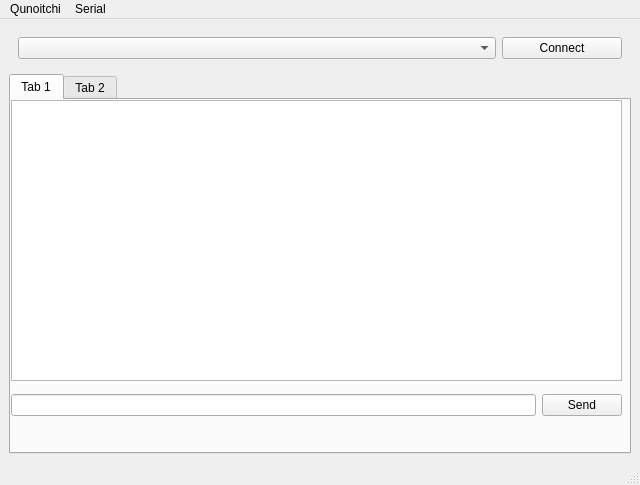
Above: utils/kunoitch/UI/mainWindow.ui from gbox3d/fireBolt before the change. Below: the same form after it.
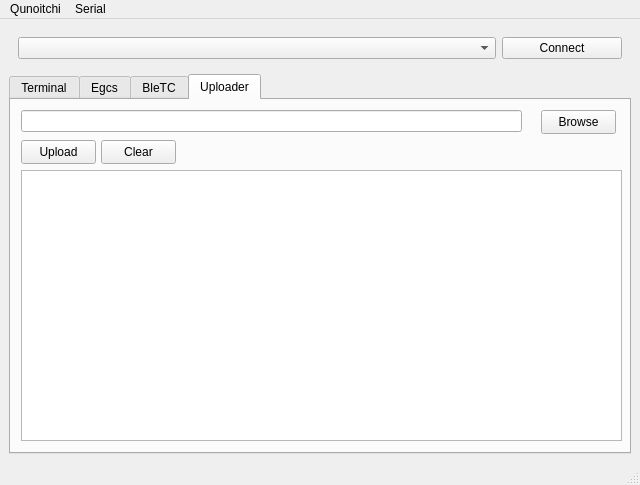
That is the form after the change. The open tabs and pages were chosen to show the change.

Patch:
```diff
--- a/utils/kunoitch/UI/mainWindow.ui
+++ b/utils/kunoitch/UI/mainWindow.ui
@@ -56,7 +56,7 @@
         </size>
        </property>
        <attribute name="title">
-        <string>Tab 1</string>
+        <string>Terminal</string>
        </attribute>
        <widget class="QTextEdit" name="teRecvData">
         <property name="geometry">
@@ -93,9 +93,14 @@
       </widget>
       <widget class="QWidget" name="tab_2">
        <attribute name="title">
-        <string>Tab 2</string>
+        <string>Egcs</string>
        </attribute>
-       <widget class="QPushButton" name="pushButton_2">
+      </widget>
+      <widget class="QWidget" name="tabBleTC">
+       <attribute name="title">
+        <string>BleTC</string>
+       </attribute>
+       <widget class="QPushButton" name="btnBleTCSave">
         <property name="geometry">
          <rect>
           <x>50</x>
@@ -105,7 +110,110 @@
          </rect>
         </property>
         <property name="text">
-         <string>PushButton</string>
+         <string>Save</string>
+        </property>
+       </widget>
+       <widget class="QLineEdit" name="leBleTC_debounceDelay">
+        <property name="geometry">
+         <rect>
+          <x>100</x>
+          <y>30</y>
+          <width>113</width>
+          <height>22</height>
+         </rect>
+        </property>
+       </widget>
+       <widget class="QLabel" name="label">
+        <property name="geometry">
+         <rect>
+          <x>20</x>
+          <y>30</y>
+          <width>61</width>
+          <height>21</height>
+         </rect>
+        </property>
+        <property name="text">
+         <string>debounce</string>
+        </property>
+       </widget>
+       <widget class="QPushButton" name="btnBleTCLoad">
+        <property name="geometry">
+         <rect>
+          <x>510</x>
+          <y>290</y>
+          <width>75</width>
+          <height>24</height>
+         </rect>
+        </property>
+        <property name="text">
+         <string>Load</string>
+        </property>
+       </widget>
+      </widget>
+      <widget class="QWidget" name="tabFWUploader">
+       <attribute name="title">
+        <string>Uploader</string>
+       </attribute>
+       <widget class="QPushButton" name="btnFWUpload">
+        <property name="geometry">
+         <rect>
+          <x>10</x>
+          <y>40</y>
+          <width>75</width>
+          <height>24</height>
+         </rect>
+        </property>
+        <property name="text">
+         <string>Upload</string>
+        </property>
+       </widget>
+       <widget class="QLineEdit" name="lineEdit">
+        <property name="geometry">
+         <rect>
+          <x>10</x>
+          <y>10</y>
+          <width>501</width>
+          <height>22</height>
+         </rect>
+        </property>
+       </widget>
+       <widget class="QPushButton" name="btnFindFWFile">
+        <property name="geometry">
+         <rect>
+          <x>530</x>
+          <y>10</y>
+          <width>75</width>
+          <height>24</height>
+         </rect>
+        </property>
+        <property name="text">
+         <string>Browse</string>
+        </property>
+       </widget>
+       <widget class="QPlainTextEdit" name="teUploadLog">
+        <property name="enabled">
+         <bool>true</bool>
+        </property>
+        <property name="geometry">
+         <rect>
+          <x>10</x>
+          <y>70</y>
+          <width>601</width>
+          <height>271</height>
+         </rect>
+        </property>
+       </widget>
+       <widget class="QPushButton" name="btnClearUploadLog">
+        <property name="geometry">
+         <rect>
+          <x>90</x>
+          <y>40</y>
+          <width>75</width>
+          <height>24</height>
+         </rect>
+        </property>
+        <property name="text">
+         <string>Clear</string>
         </property>
        </widget>
       </widget>
```
Left out of the diff: 16 changed lines with no effect on the pictures.
